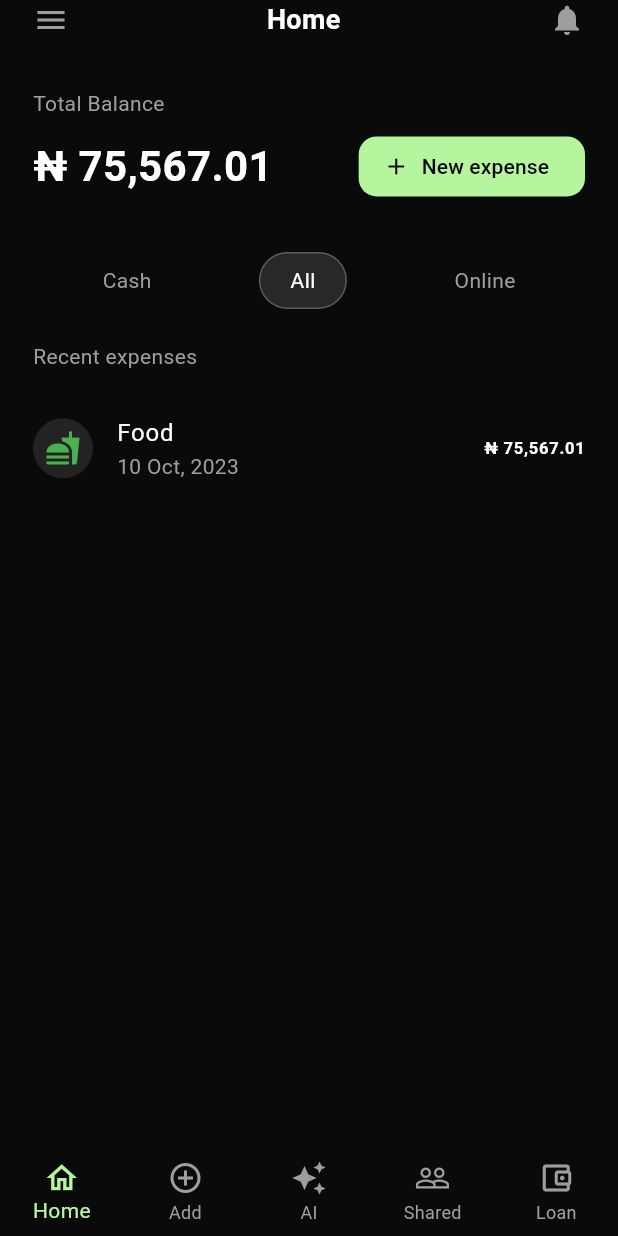
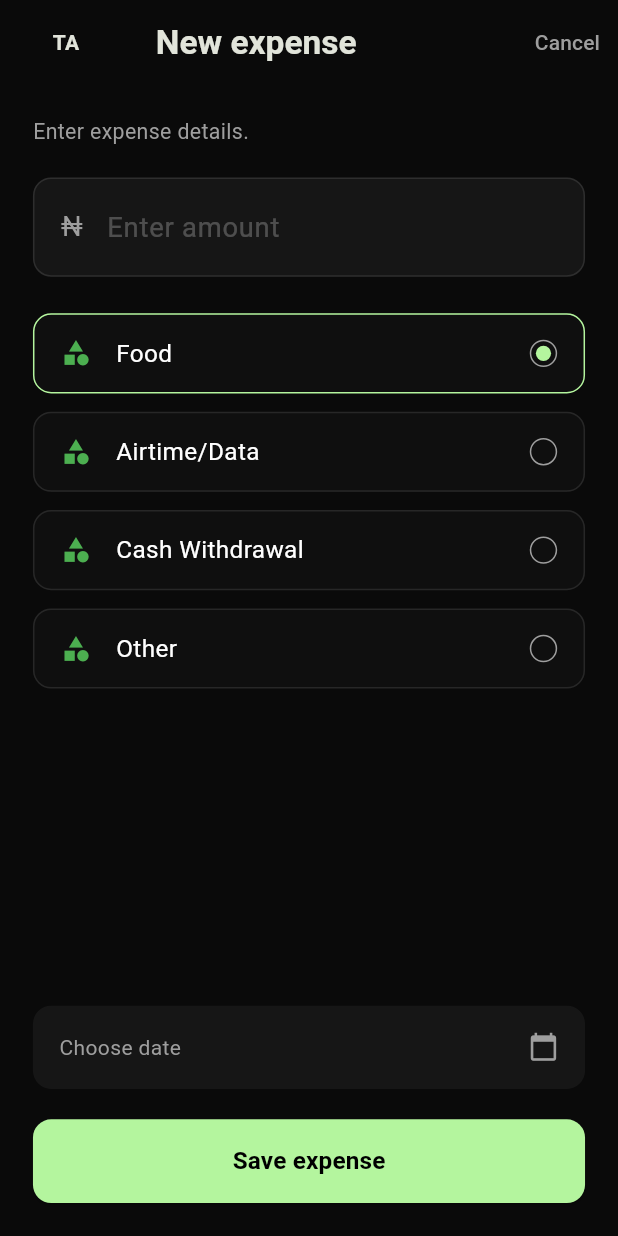
Before and after one commit to swarnaliiiiii/Mise, a Flutter app: the screen it shows after launch, after a tap on "New expense", on a phone screen of 412 x 824 dp. Run offline on Flutter 3.47's test engine with Material 3 defaults, Android fonts, the phone set to English and light mode, and no system bars; our stand-ins replace flutter_screenutil, get.

Commit message:
expense_view page added

```diff
--- /dev/null
+++ b/mise_frontend/lib/app/add_expense_view.dart
@@ -0,0 +1,149 @@
+import 'package:flutter/material.dart';
+import 'package:flutter_screenutil/flutter_screenutil.dart';
+import 'package:get/get.dart';
+import 'package:mise_frontend/app/controller/expenses/add_expense_controller.dart';
+
+class AddExpenseView extends StatelessWidget {
+  AddExpenseView({super.key});
+
+  final controller = Get.put(AddExpenseController());
+
+  @override
+  Widget build(BuildContext context) {
+    return Scaffold(
+      backgroundColor: const Color(0xFF0A0A0A),
+      appBar: _buildAppBar(),
+      body: Padding(
+        padding: EdgeInsets.all(20.w),
+        child: Column(
+          crossAxisAlignment: CrossAxisAlignment.start,
+          children: [
+            Text("Enter expense details.",
+              style: TextStyle(color: Colors.grey, fontSize: 14.sp)),
+            SizedBox(height: 20.h),
+
+            _buildAmountInput(),
+            SizedBox(height: 24.h),
+
+            Expanded(child: _buildCategoryList()),
+
+            _buildDatePicker(),
+            SizedBox(height: 20.h),
+
+            _buildSaveButton(),
+          ],
+        ),
+      ),
+    );
+  }
+
+  PreferredSizeWidget _buildAppBar() {
+    return AppBar(
+      backgroundColor: Colors.transparent,
+      elevation: 0,
+      leadingWidth: 80.w,
+      leading: Center(child: Text("TA", style: TextStyle(fontWeight: FontWeight.bold))),
+      title: Text("New expense", style: TextStyle(fontSize: 22.sp, fontWeight: FontWeight.bold)),
+      actions: [
+        TextButton(onPressed: () => Get.back(), child: Text("Cancel", style: TextStyle(color: Colors.grey)))
+      ],
+    );
+  }
+
+  Widget _buildAmountInput() {
+    return Container(
+      padding: EdgeInsets.symmetric(horizontal: 16.w, vertical: 8.h),
+      decoration: BoxDecoration(
+        color: Colors.white.withOpacity(0.05),
+        borderRadius: BorderRadius.circular(12.r),
+        border: Border.all(color: Colors.white10),
+      ),
+      child: TextField(
+        keyboardType: TextInputType.number,
+        style: TextStyle(color: Colors.white, fontSize: 18.sp),
+        decoration: InputDecoration(
+          icon: Text("₦", style: TextStyle(color: Colors.grey, fontSize: 18.sp)),
+          hintText: "Enter amount",
+          hintStyle: TextStyle(color: Colors.white24),
+          border: InputBorder.none,
+        ),
+      ),
+    );
+  }
+
+  Widget _buildCategoryList() {
+    return ListView.separated(
+      itemCount: controller.categories.length,
+      separatorBuilder: (_, __) => SizedBox(height: 12.h),
+      itemBuilder: (context, index) {
+        final cat = controller.categories[index];
+        return Obx(() => GestureDetector(
+          onTap: () => controller.setCategory(cat['name']),
+          child: Container(
+            padding: EdgeInsets.symmetric(horizontal: 16.w, vertical: 14.h),
+            decoration: BoxDecoration(
+              color: Colors.white.withOpacity(0.02),
+              borderRadius: BorderRadius.circular(12.r),
+              border: Border.all(
+                color: controller.selectedCategory.value == cat['name']
+                    ? const Color(0xFFB4F59E)
+                    : Colors.white10
+              ),
+            ),
+            child: Row(
+              children: [
+                Icon(Icons.category, color: Colors.green, size: 20.r), // Placeholder for icons
+                SizedBox(width: 15.w),
+                Text(cat['name'], style: TextStyle(color: Colors.white, fontSize: 16.sp)),
+                Spacer(),
+                // Radio-style indicator
+                Container(
+                  height: 18.r, width: 18.r,
+                  decoration: BoxDecoration(
+                    shape: BoxShape.circle,
+                    border: Border.all(color: Colors.grey),
+                  ),
+                  child: controller.selectedCategory.value == cat['name']
+                      ? Center(child: Container(width: 10.r, height: 10.r, decoration: BoxDecoration(color: Color(0xFFB4F59E), shape: BoxShape.circle)))
+                      : null,
+                ),
+              ],
+            ),
+          ),
+        ));
+      },
+    );
+  }
+
+  Widget _buildDatePicker() {
+    return Obx(() => Container(
+      padding: EdgeInsets.all(16.w),
+      decoration: BoxDecoration(
+        color: Colors.white.withOpacity(0.05),
+        borderRadius: BorderRadius.circular(12.r),
+      ),
+      child: Row(
+        mainAxisAlignment: MainAxisAlignment.spaceBetween,
+        children: [
+          Text(controller.selectedDate.value, style: TextStyle(color: Colors.grey)),
+          Icon(Icons.calendar_today, color: Colors.grey, size: 20.r),
+        ],
+      ),
+    ));
+  }
+
+  Widget _buildSaveButton() {
+    return SizedBox(
+      width: double.infinity,
+      height: 55.h,
+      child: ElevatedButton(
+        onPressed: () {},
+        style: ElevatedButton.styleFrom(
+          backgroundColor: const Color(0xFFB4F59E),
+          shape: RoundedRectangleBorder(borderRadius: BorderRadius.circular(12.r)),
+        ),
+        child: Text("Save expense", style: TextStyle(color: Colors.black, fontWeight: FontWeight.bold, fontSize: 16.sp)),
+      ),
+    );
+  }
+}
--- a/mise_frontend/lib/app/app.dart
+++ b/mise_frontend/lib/app/app.dart
@@ -1,6 +1,7 @@
 import 'package:flutter/material.dart';
 import 'package:flutter_screenutil/flutter_screenutil.dart';
 import 'package:mise_frontend/app/home_view.dart';
+import 'package:get/get.dart';
 
 class MyApp extends StatelessWidget {
   const MyApp({Key? key}) : super(key: key);
@@ -13,7 +14,7 @@ class MyApp extends StatelessWidget {
       minTextAdapt: true,
       splitScreenMode: true,
       builder: (_, child) {
-        return MaterialApp(
+        return GetMaterialApp(
           title: "Mise Expense Tracker",
           debugShowCheckedModeBanner: false,
           theme: ThemeData(
--- /dev/null
+++ b/mise_frontend/lib/app/controller/expenses/add_expense_controller.dart
@@ -0,0 +1,19 @@
+import 'package:get/get.dart';
+
+class AddExpenseController extends GetxController {
+  // Observable variables
+  var selectedCategory = "Food".obs;
+  var selectedDate = "Choose date".obs;
+  var amount = "".obs;
+
+  final List<Map<String, dynamic>> categories = [
+    {"name": "Food", "icon": "assets/icons/food.png"}, // Use Icons.fastfood if no assets
+    {"name": "Airtime/Data", "icon": "assets/icons/phone.png"},
+    {"name": "Cash Withdrawal", "icon": "assets/icons/cash.png"},
+    {"name": "Other", "icon": "assets/icons/other.png"},
+  ];
+
+  void setCategory(String category) => selectedCategory.value = category;
+
+  void setDate(String date) => selectedDate.value = date;
+}
--- a/mise_frontend/lib/app/home_view.dart
+++ b/mise_frontend/lib/app/home_view.dart
@@ -1,5 +1,7 @@
 import 'package:flutter/material.dart';
 import 'package:flutter_screenutil/flutter_screenutil.dart';
+import 'package:get/get.dart';
+import 'package:mise_frontend/app/add_expense_view.dart';
 
 class HomeView extends StatefulWidget {
   const HomeView({super.key});
@@ -71,7 +73,7 @@ class _HomeViewState extends State<HomeView> {
               style: TextStyle(color: Colors.white, fontSize: 28, fontWeight: FontWeight.bold),
             ),
             ElevatedButton.icon(
-              onPressed: () {},
+              onPressed: () => Get.to(() => AddExpenseView()), // Navigation trigger
               icon: const Icon(Icons.add, size: 18),
               label: const Text("New expense"),
               style: ElevatedButton.styleFrom(
--- a/mise_frontend/pubspec.yaml
+++ b/mise_frontend/pubspec.yaml
@@ -31,6 +31,7 @@ dependencies:
   flutter:
     sdk: flutter
   flutter_screenutil: ^5.9.3
+  get: ^4.7.3
 
   # The following adds the Cupertino Icons font to your application.
   # Use with the CupertinoIcons class for iOS style icons.
```
Also changed, not shown: mise_frontend/pubspec.lock.
